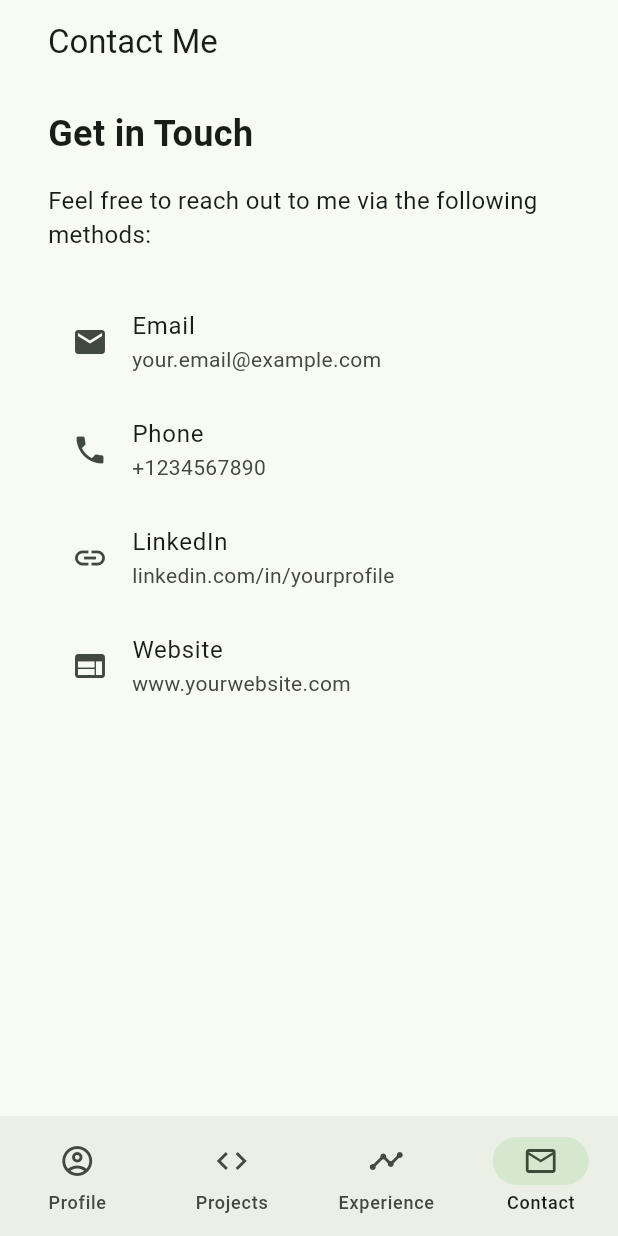
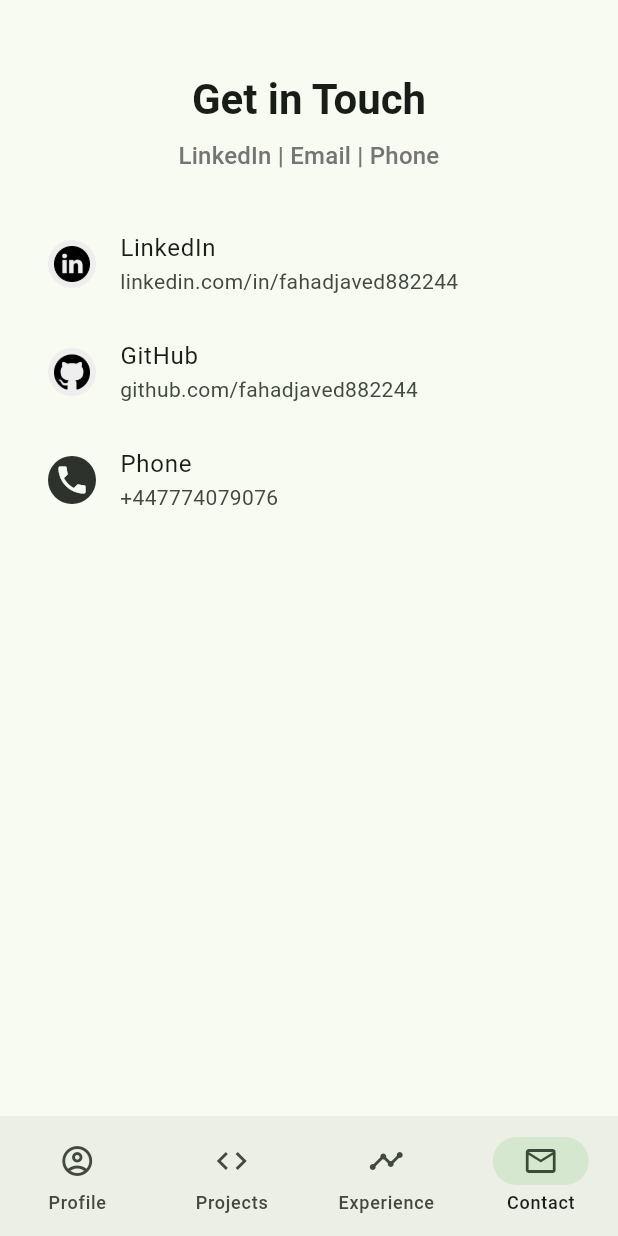
Before and after one commit to fahadjaved882244/portfolio, a Flutter app: the screen it shows after launch, scrolled down 2232 dp, after a tap on "LinkedIn", on a phone screen of 412 x 824 dp. Run offline on Flutter 3.47's test engine with Material 3 defaults, Android fonts, the phone set to English and light mode, and no system bars; our stand-ins replace flutter_hooks, hooks_riverpod, shared_preferences.

Commit message:
add contact links for linkedin, github and phone

```diff
--- a/lib/core/app_strings.dart
+++ b/lib/core/app_strings.dart
@@ -19,4 +19,9 @@ class AppStrings {
   static const String experienceTags = 'Product Base | Startups | Freelance';
   static const String experienceSummary =
       "As the Lead Mobile Application Developer at Exacology, a non-profit mental health startup, I led the development of a social platform for connecting like-minded individuals using psychometric science.\nAt Ng Solutions, I worked on an E-commerce platform, where I contributed to the development of mobile applications for both customers and suppliers.";
+
+
+  // Contact
+  static const String contactTitle = 'Get in Touch';
+  static const String contactTags = 'LinkedIn | Email | Phone';
 }
--- a/lib/data/local_db.dart
+++ b/lib/data/local_db.dart
@@ -8,7 +8,7 @@ final sharedPreferencesProvider = Provider<SharedPreferences>((ref) {
 });
 
 final localDbProvider = Provider<LocalDb>((ref) {
-  final sharedPrefs = ref.read(sharedPreferencesProvider);
+  final sharedPrefs = ref.watch(sharedPreferencesProvider);
   return LocalDb(sharedPrefs);
 });
 
--- a/lib/features/contact/contact_view.dart
+++ b/lib/features/contact/contact_view.dart
@@ -1,4 +1,6 @@
 import 'package:flutter/material.dart';
+import 'package:portfolio/core/app_strings.dart';
+import 'package:url_launcher/url_launcher.dart';
 
 class ContactView extends StatelessWidget {
   const ContactView({super.key});
@@ -6,58 +8,102 @@ class ContactView extends StatelessWidget {
   @override
   Widget build(BuildContext context) {
     return Scaffold(
-      appBar: AppBar(
-        title: const Text('Contact Me'),
-      ),
-      body: Padding(
-        padding: const EdgeInsets.all(16.0),
+      body: SingleChildScrollView(
         child: Column(
-          crossAxisAlignment: CrossAxisAlignment.start,
+          crossAxisAlignment: CrossAxisAlignment.center,
           children: [
-            const Text(
-              'Get in Touch',
-              style: TextStyle(fontSize: 24, fontWeight: FontWeight.bold),
+            const SizedBox(height: 48),
+            // Name
+            Text(
+              AppStrings.contactTitle,
+              style: Theme.of(context).textTheme.headlineMedium?.copyWith(
+                    fontWeight: FontWeight.bold,
+                  ),
             ),
-            const SizedBox(height: 16),
-            const Text(
-              'Feel free to reach out to me via the following methods:',
-              style: TextStyle(fontSize: 16),
+            const SizedBox(height: 8),
+
+            // Expertise
+            Text(
+              AppStrings.contactTags,
+              style: Theme.of(context).textTheme.titleMedium?.copyWith(
+                    color: Colors.grey[600],
+                  ),
+              textAlign: TextAlign.center,
             ),
             const SizedBox(height: 24),
+
             ListTile(
-              leading: const Icon(Icons.email),
-              title: const Text('Email'),
+              leading: Container(
+                height: 32,
+                width: 32,
+                padding: const EdgeInsets.all(4),
+                decoration: BoxDecoration(
+                  shape: BoxShape.circle,
+                  color: Colors.grey[200],
+                ),
+                child: Image.asset(
+                  'assets/linkedin.png',
+                  width: 24,
+                  height: 24,
+                ),
+              ),
+              title: const Text('LinkedIn'),
               subtitle: const Text(
-                  'your.email@example.com'), // Replace with your email
+                  'linkedin.com/in/fahadjaved882244'), // Replace with your LinkedIn profile
               onTap: () {
-                // Handle email tap
+                // Handle LinkedIn tap
+                launchUrl(
+                  Uri.parse('https://www.linkedin.com/in/fahadjaved882244/'),
+                );
               },
             ),
+
             ListTile(
-              leading: const Icon(Icons.phone),
+              leading: Container(
+                height: 32,
+                width: 32,
+                padding: const EdgeInsets.all(4),
+                decoration: BoxDecoration(
+                  shape: BoxShape.circle,
+                  color: Colors.grey[200],
+                ),
+                child: Image.asset(
+                  'assets/github.png',
+                  fit: BoxFit.cover,
+                ),
+              ),
+              title: const Text('GitHub'),
+              subtitle: const Text(
+                  'github.com/fahadjaved882244'), // Replace with your LinkedIn profile
+              onTap: () {
+                // Handle GitHub tap
+                launchUrl(
+                  Uri.parse('https://www.github.com/fahadjaved882244/'),
+                );
+              },
+            ),
+
+            ListTile(
+              leading: Container(
+                height: 32,
+                width: 32,
+                padding: const EdgeInsets.all(4),
+                decoration: BoxDecoration(
+                  shape: BoxShape.circle,
+                  color: Theme.of(context).colorScheme.inverseSurface,
+                ),
+                child: Icon(
+                  Icons.phone,
+                  color: Theme.of(context).colorScheme.surface,
+                ),
+              ),
               title: const Text('Phone'),
-              subtitle:
-                  const Text('+1234567890'), // Replace with your phone number
+              subtitle: const Text('+447774079076'),
               onTap: () {
                 // Handle phone tap
-              },
-            ),
-            ListTile(
-              leading: const Icon(Icons.link),
-              title: const Text('LinkedIn'),
-              subtitle: const Text(
-                  'linkedin.com/in/yourprofile'), // Replace with your LinkedIn profile
-              onTap: () {
-                // Handle LinkedIn tap
-              },
-            ),
-            ListTile(
-              leading: const Icon(Icons.web),
-              title: const Text('Website'),
-              subtitle: const Text(
-                  'www.yourwebsite.com'), // Replace with your website
-              onTap: () {
-                // Handle website tap
+                launchUrl(
+                  Uri.parse('tel:+447774079076'),
+                );
               },
             ),
           ],
--- a/lib/features/experience/view/exprience_list_view.dart
+++ b/lib/features/experience/view/exprience_list_view.dart
@@ -43,17 +43,10 @@ class ExperienceListView extends ConsumerWidget {
             ),
             const SizedBox(height: 24),
 
-            ConstrainedBox(
-              constraints: const BoxConstraints(
-                maxWidth: 480,
-              ),
-              child: Column(
-                children: ListTile.divideTiles(
-                  context: context,
-                  tiles: experiences.map(
-                    (e) => ExperienceCard(experience: e),
-                  ),
-                ).toList(),
+            ...ListTile.divideTiles(
+              context: context,
+              tiles: experiences.map(
+                (e) => ExperienceCard(experience: e),
               ),
             ),
           ],
```
Also changed, not shown: assets/c_sharp.png (added), 1 other file.
